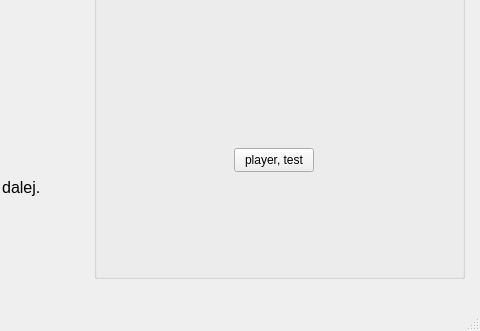
This is forms/welcome_window.ui in hjnowakowski/music-player as Qt 5 draws it before an edit; both pictures show x 316 to 796 and y 232 to 563 of the 796 by 563 pixel window. The edited form follows.
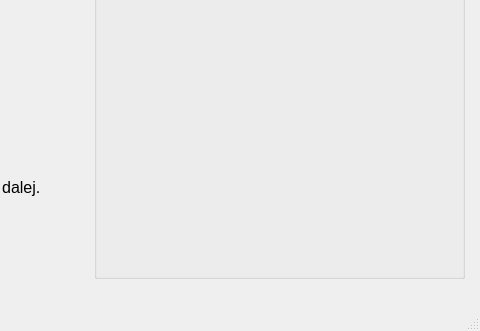
This is the edited form.

The edit to the form file:
```diff
--- a/forms/welcome_window.ui
+++ b/forms/welcome_window.ui
@@ -102,24 +102,6 @@
       <string>Zakończ</string>
      </property>
     </widget>
-    <widget class="QPushButton" name="pushButton">
-     <property name="geometry">
-      <rect>
-       <x>140</x>
-       <y>330</y>
-       <width>80</width>
-       <height>24</height>
-      </rect>
-     </property>
-     <property name="text">
-      <string>player, test</string>
-     </property>
-    </widget>
-    <zorder>button_login</zorder>
-    <zorder>button_signin</zorder>
-    <zorder>Quit</zorder>
-    <zorder>pushButton</zorder>
-    <zorder>label_welcome</zorder>
    </widget>
   </widget>
   <widget class="QMenuBar" name="menubar">
```
